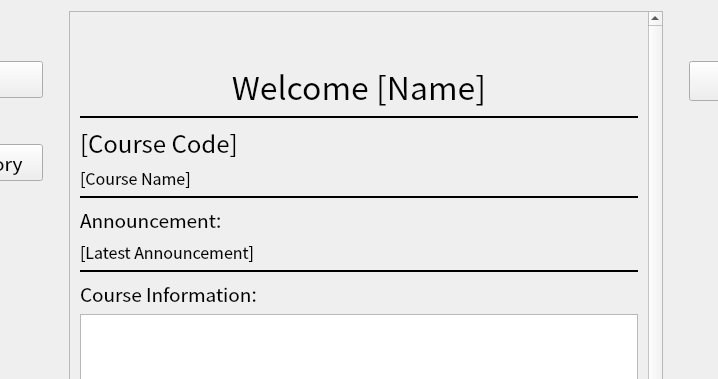
Above: ui_files/CourseInfo.ui from raphaeleg/COMP3278_G12 before the change; both pictures show x 146 to 864 and y 0 to 379 of the 1024 by 768 pixel window. Below: the same form after it.
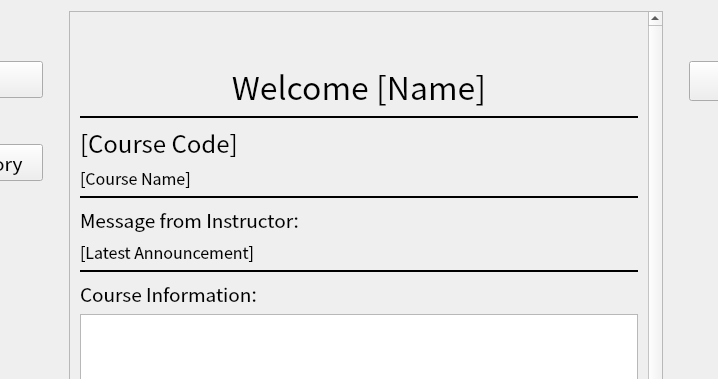
That is the form after the change.

Patch:
```diff
--- a/ui_files/CourseInfo.ui
+++ b/ui_files/CourseInfo.ui
@@ -240,7 +240,7 @@
               <enum>Qt::LeftToRight</enum>
              </property>
              <property name="text">
-              <string>Announcement: </string>
+              <string>Message from Instructor: </string>
              </property>
              <property name="alignment">
               <set>Qt::AlignLeading|Qt::AlignLeft|Qt::AlignVCenter</set>
```
